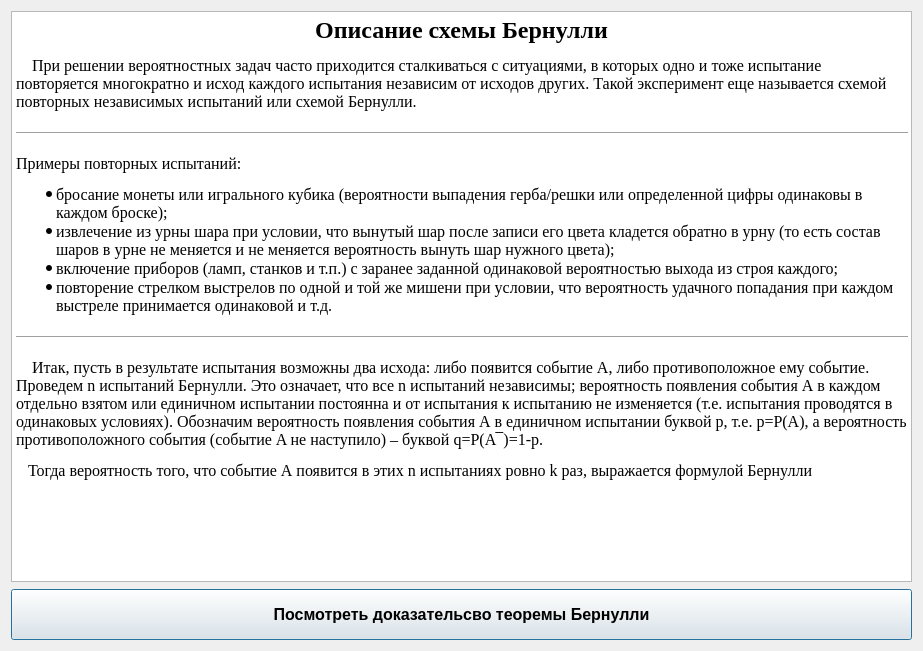
First picture: the form in Popelov_Kuznetsov_bernulli/theory.ui, repository Alivexx/bernulli, before the edit.
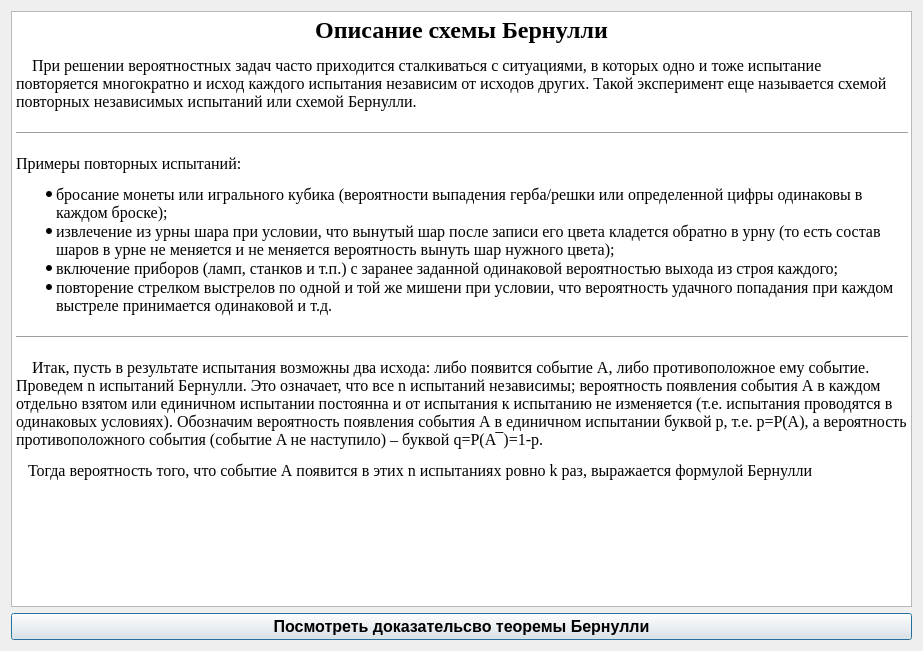
Second picture: the form after the edit. Icons and pictures are not drawn.

```diff
--- a/Popelov_Kuznetsov_bernulli/theory.ui
+++ b/Popelov_Kuznetsov_bernulli/theory.ui
@@ -13,15 +13,9 @@
   <property name="windowTitle">
    <string>Теория</string>
   </property>
+  <layout class="QVBoxLayout" name="verticalLayout">
+   <item>
   <widget class="QTextBrowser" name="textBrowser">
-   <property name="geometry">
-    <rect>
-     <x>11</x>
-     <y>11</y>
-     <width>901</width>
-     <height>571</height>
-    </rect>
-   </property>
    <property name="font">
     <font>
      <family>Times New Roman</family>
@@ -50,15 +44,9 @@
 &lt;p align=&quot;center&quot; style=&quot; margin-top:12px; margin-bottom:12px; margin-left:0px; margin-right:0px; -qt-block-indent:0; text-indent:0px;&quot;&gt;&lt;img src=&quot;:/rec/img/form.png&quot; /&gt;&lt;/p&gt;&lt;/body&gt;&lt;/html&gt;</string>
    </property>
   </widget>
-  <widget class="QPushButton" name="pushButton">
-   <property name="geometry">
-    <rect>
-     <x>11</x>
-     <y>589</y>
-     <width>901</width>
-     <height>51</height>
-    </rect>
-   </property>
+   </item>
+   <item>
+    <widget class="QPushButton" name="pushButton_proof">
    <property name="font">
     <font>
      <family>Tahoma</family>
@@ -71,6 +59,8 @@
     <string>Посмотреть доказательсво теоремы Бернулли</string>
    </property>
   </widget>
+   </item>
+  </layout>
  </widget>
  <resources/>
  <connections/>
```
Lines whose indentation alone changed are shown as unchanged.
